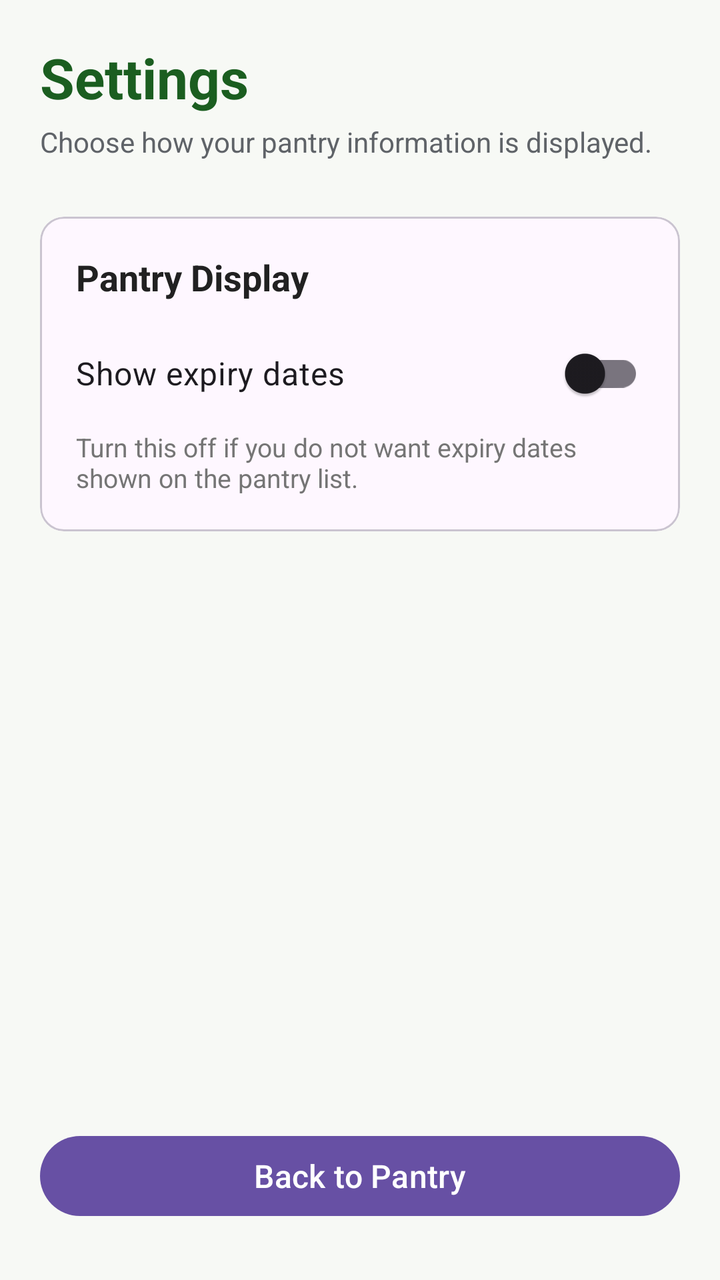
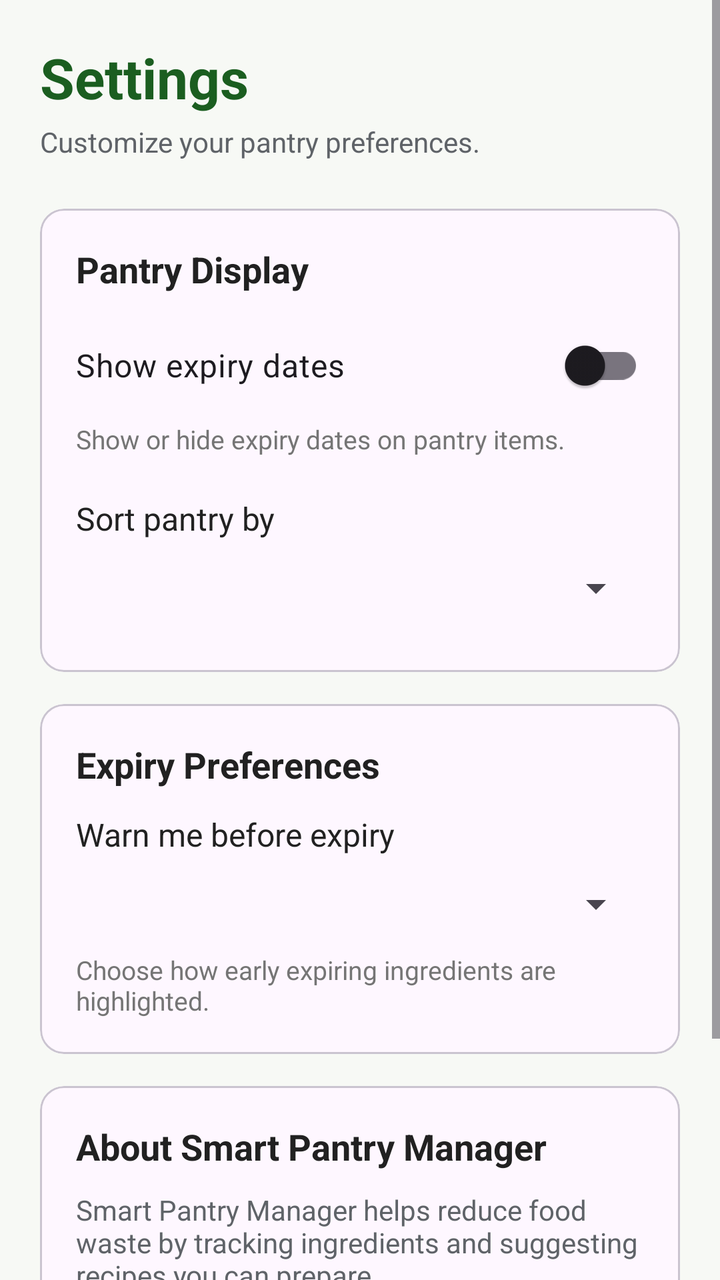

Compare the two renders of this Android layout. The source of the first and the diff that turns it into the second are given below.
<!-- AndroidManifest.xml: application theme Theme.SmartPantryManager -->
<!-- res/layout/activity_settings.xml -->
<?xml version="1.0" encoding="utf-8"?>
<LinearLayout
    xmlns:android="http://schemas.android.com/apk/res/android"
    android:layout_width="match_parent"
    android:layout_height="match_parent"
    android:orientation="vertical"
    android:background="#F7F9F5"
    android:padding="20dp">

    <TextView
        android:layout_width="match_parent"
        android:layout_height="wrap_content"
        android:text="Settings"
        android:textColor="#1B5E20"
        android:textSize="28sp"
        android:textStyle="bold" />

    <TextView
        android:layout_width="match_parent"
        android:layout_height="wrap_content"
        android:layout_marginTop="4dp"
        android:text="Choose how your pantry information is displayed."
        android:textColor="#5F6368"
        android:textSize="14sp" />

    <com.google.android.material.card.MaterialCardView
        android:layout_width="match_parent"
        android:layout_height="wrap_content"
        android:layout_marginTop="28dp">

        <LinearLayout
            android:layout_width="match_parent"
            android:layout_height="wrap_content"
            android:orientation="vertical"
            android:padding="18dp">

            <TextView
                android:layout_width="match_parent"
                android:layout_height="wrap_content"
                android:text="Pantry Display"
                android:textColor="#212121"
                android:textSize="18sp"
                android:textStyle="bold" />

            <com.google.android.material.switchmaterial.SwitchMaterial
                android:id="@+id/switchShowExpiry"
                android:layout_width="match_parent"
                android:layout_height="wrap_content"
                android:layout_marginTop="12dp"
                android:text="Show expiry dates"
                android:textSize="16sp" />

            <TextView
                android:layout_width="match_parent"
                android:layout_height="wrap_content"
                android:layout_marginTop="4dp"
                android:text="Turn this off if you do not want expiry dates shown on the pantry list."
                android:textColor="#757575"
                android:textSize="13sp" />

        </LinearLayout>

    </com.google.android.material.card.MaterialCardView>

    <Space
        android:layout_width="match_parent"
        android:layout_height="0dp"
        android:layout_weight="1" />

    <com.google.android.material.button.MaterialButton
        android:id="@+id/btnBackFromSettings"
        android:layout_width="match_parent"
        android:layout_height="wrap_content"
        android:layout_marginBottom="8dp"
        android:text="Back to Pantry"
        android:textAllCaps="false"
        android:textSize="16sp" />

</LinearLayout>
<!-- resources referenced by this layout -->
<resources>
  <style name="Theme.SmartPantryManager" parent="Base.Theme.SmartPantryManager" />
  <style name="Base.Theme.SmartPantryManager" parent="Theme.Material3.DayNight.NoActionBar">
          
          
      </style>
</resources>

<!-- the commit's change to res/layout/activity_settings.xml (unified diff, before → after) -->
@@ -1,79 +1,181 @@
 <?xml version="1.0" encoding="utf-8"?>
-<LinearLayout
+<ScrollView
     xmlns:android="http://schemas.android.com/apk/res/android"
     android:layout_width="match_parent"
     android:layout_height="match_parent"
-    android:orientation="vertical"
     android:background="#F7F9F5"
-    android:padding="20dp">
+    android:fillViewport="true">
 
-    <TextView
+    <LinearLayout
         android:layout_width="match_parent"
-        android:layout_height="wrap_content"
-        android:text="Settings"
-        android:textColor="#1B5E20"
-        android:textSize="28sp"
-        android:textStyle="bold" />
+        android:layout_height="match_parent"
+        android:orientation="vertical"
+        android:padding="20dp">
 
-    <TextView
-        android:layout_width="match_parent"
-        android:layout_height="wrap_content"
-        android:layout_marginTop="4dp"
-        android:text="Choose how your pantry information is displayed."
-        android:textColor="#5F6368"
-        android:textSize="14sp" />
-
-    <com.google.android.material.card.MaterialCardView
-        android:layout_width="match_parent"
-        android:layout_height="wrap_content"
-        android:layout_marginTop="28dp">
-
-        <LinearLayout
+        <TextView
             android:layout_width="match_parent"
             android:layout_height="wrap_content"
-            android:orientation="vertical"
-            android:padding="18dp">
+            android:text="Settings"
+            android:textColor="#1B5E20"
+            android:textSize="28sp"
+            android:textStyle="bold" />
 
-            <TextView
+        <TextView
+            android:layout_width="match_parent"
+            android:layout_height="wrap_content"
+            android:layout_marginTop="4dp"
+            android:text="Customize your pantry preferences."
+            android:textColor="#5F6368"
+            android:textSize="14sp" />
+
+        
+        <com.google.android.material.card.MaterialCardView
+            android:layout_width="match_parent"
+            android:layout_height="wrap_content"
+            android:layout_marginTop="24dp">
+
+            <LinearLayout
                 android:layout_width="match_parent"
                 android:layout_height="wrap_content"
-                android:text="Pantry Display"
-                android:textColor="#212121"
-                android:textSize="18sp"
-                android:textStyle="bold" />
+                android:orientation="vertical"
+                android:padding="18dp">
 
-            <com.google.android.material.switchmaterial.SwitchMaterial
-                android:id="@+id/switchShowExpiry"
+                <TextView
+                    android:layout_width="match_parent"
+                    android:layout_height="wrap_content"
+                    android:text="Pantry Display"
+                    android:textColor="#212121"
+                    android:textSize="18sp"
+                    android:textStyle="bold" />
+
+                <com.google.android.material.switchmaterial.SwitchMaterial
+                    android:id="@+id/switchShowExpiry"
+                    android:layout_width="match_parent"
+                    android:layout_height="wrap_content"
+                    android:layout_marginTop="12dp"
+                    android:text="Show expiry dates"
+                    android:textSize="16sp" />
+
+                <TextView
+                    android:layout_width="match_parent"
+                    android:layout_height="wrap_content"
+                    android:layout_marginTop="4dp"
+                    android:text="Show or hide expiry dates on pantry items."
+                    android:textColor="#757575"
+                    android:textSize="13sp" />
+
+                <TextView
+                    android:layout_width="match_parent"
+                    android:layout_height="wrap_content"
+                    android:layout_marginTop="20dp"
+                    android:text="Sort pantry by"
+                    android:textColor="#212121"
+                    android:textSize="16sp" />
+
+                <Spinner
+                    android:id="@+id/spinnerSortPantry"
+                    android:layout_width="match_parent"
+                    android:layout_height="48dp" />
+
+            </LinearLayout>
+        </com.google.android.material.card.MaterialCardView>
+
+        
+        <com.google.android.material.card.MaterialCardView
+            android:layout_width="match_parent"
+            android:layout_height="wrap_content"
+            android:layout_marginTop="16dp">
+
+            <LinearLayout
                 android:layout_width="match_parent"
                 android:layout_height="wrap_content"
-                android:layout_marginTop="12dp"
-                android:text="Show expiry dates"
-                android:textSize="16sp" />
+                android:orientation="vertical"
+                android:padding="18dp">
 
-            <TextView
+                <TextView
+                    android:layout_width="match_parent"
+                    android:layout_height="wrap_content"
+                    android:text="Expiry Preferences"
+                    android:textColor="#212121"
+                    android:textSize="18sp"
+                    android:textStyle="bold" />
+
+                <TextView
+                    android:layout_width="match_parent"
+                    android:layout_height="wrap_content"
+                    android:layout_marginTop="12dp"
+                    android:text="Warn me before expiry"
+                    android:textColor="#212121"
+                    android:textSize="16sp" />
+
+                <Spinner
+                    android:id="@+id/spinnerExpiryWarning"
+                    android:layout_width="match_parent"
+                    android:layout_height="48dp" />
+
+                <TextView
+                    android:layout_width="match_parent"
+                    android:layout_height="wrap_content"
+                    android:text="Choose how early expiring ingredients are highlighted."
+                    android:textColor="#757575"
+                    android:textSize="13sp" />
+
+            </LinearLayout>
+        </com.google.android.material.card.MaterialCardView>
+
+        
+        <com.google.android.material.card.MaterialCardView
+            android:layout_width="match_parent"
+            android:layout_height="wrap_content"
+            android:layout_marginTop="16dp">
+
+            <LinearLayout
                 android:layout_width="match_parent"
                 android:layout_height="wrap_content"
-                android:layout_marginTop="4dp"
-                android:text="Turn this off if you do not want expiry dates shown on the pantry list."
-                android:textColor="#757575"
-                android:textSize="13sp" />
+                android:orientation="vertical"
+                android:padding="18dp">
 
-        </LinearLayout>
+                <TextView
+                    android:layout_width="match_parent"
+                    android:layout_height="wrap_content"
+                    android:text="About Smart Pantry Manager"
+                    android:textColor="#212121"
+                    android:textSize="18sp"
+                    android:textStyle="bold" />
 
-    </com.google.android.material.card.MaterialCardView>
+                <TextView
+                    android:layout_width="match_parent"
+                    android:layout_height="wrap_content"
+                    android:layout_marginTop="10dp"
+                    android:text="Smart Pantry Manager helps reduce food waste by tracking ingredients and suggesting recipes you can prepare."
+                    android:textColor="#5F6368"
+                    android:textSize="14sp" />
 
-    <Space
-        android:layout_width="match_parent"
-        android:layout_height="0dp"
-        android:layout_weight="1" />
+                <TextView
+                    android:layout_width="match_parent"
+                    android:layout_height="wrap_content"
+                    android:layout_marginTop="10dp"
+                    android:text="Version 1.0"
+                    android:textColor="#757575"
+                    android:textSize="13sp" />
 
-    <com.google.android.material.button.MaterialButton
-        android:id="@+id/btnBackFromSettings"
-        android:layout_width="match_parent"
-        android:layout_height="wrap_content"
-        android:layout_marginBottom="8dp"
-        android:text="Back to Pantry"
-        android:textAllCaps="false"
-        android:textSize="16sp" />
+            </LinearLayout>
+        </com.google.android.material.card.MaterialCardView>
 
-</LinearLayout>
+        <Space
+            android:layout_width="match_parent"
+            android:layout_height="0dp"
+            android:layout_weight="1" />
+
+        <com.google.android.material.button.MaterialButton
+            android:id="@+id/btnBackFromSettings"
+            android:layout_width="match_parent"
+            android:layout_height="wrap_content"
+            android:layout_marginTop="20dp"
+            android:layout_marginBottom="8dp"
+            android:text="Back to Pantry"
+            android:textAllCaps="false"
+            android:textSize="16sp" />
+
+    </LinearLayout>
+</ScrollView>
